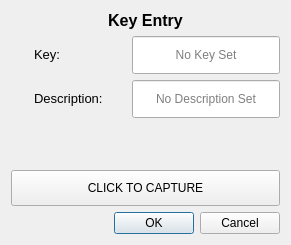
Qt form keysetcapture.ui (miyamot0/DataTracker3) before a commit.
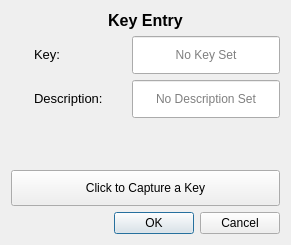
The same form after that commit.

Diff of the .ui file:
```diff
--- a/keysetcapture.ui
+++ b/keysetcapture.ui
@@ -76,7 +76,7 @@
           <string notr="true">padding: 10 20</string>
          </property>
          <property name="text">
-          <string>CLICK TO CAPTURE</string>
+          <string>Click to Capture a Key</string>
          </property>
         </widget>
        </item>
```
